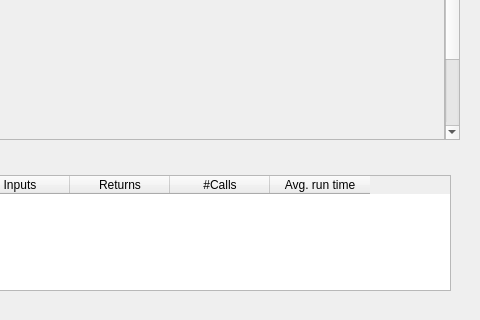
Before: the Qt Designer form physiolabxr/_ui/RPCWidget.ui in PhysioLabXR/PhysioLabXR-Community, drawn with Qt 5; both pictures show x 160 to 640 and y 160 to 480 of the 640 by 480 pixel window.
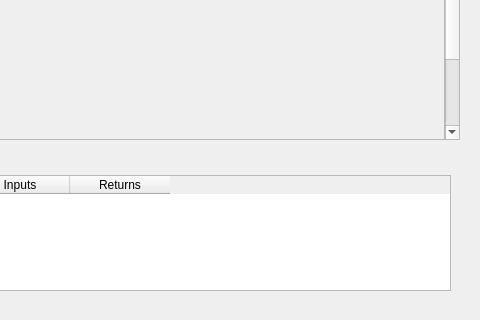
After: the same form once the commit is applied.

The edit to the form file:
```diff
--- a/physiolabxr/_ui/RPCWidget.ui
+++ b/physiolabxr/_ui/RPCWidget.ui
@@ -154,7 +154,7 @@
          <item>
           <widget class="QTableWidget" name="rpc_table_widget">
            <property name="columnCount">
-            <number>5</number>
+            <number>3</number>
            </property>
            <column>
             <property name="text">
@@ -171,16 +171,6 @@
              <string>Returns</string>
             </property>
            </column>
-           <column>
-            <property name="text">
-             <string>#Calls</string>
-            </property>
-           </column>
-           <column>
-            <property name="text">
-             <string>Avg. run time</string>
-            </property>
-           </column>
           </widget>
          </item>
         </layout>
```
